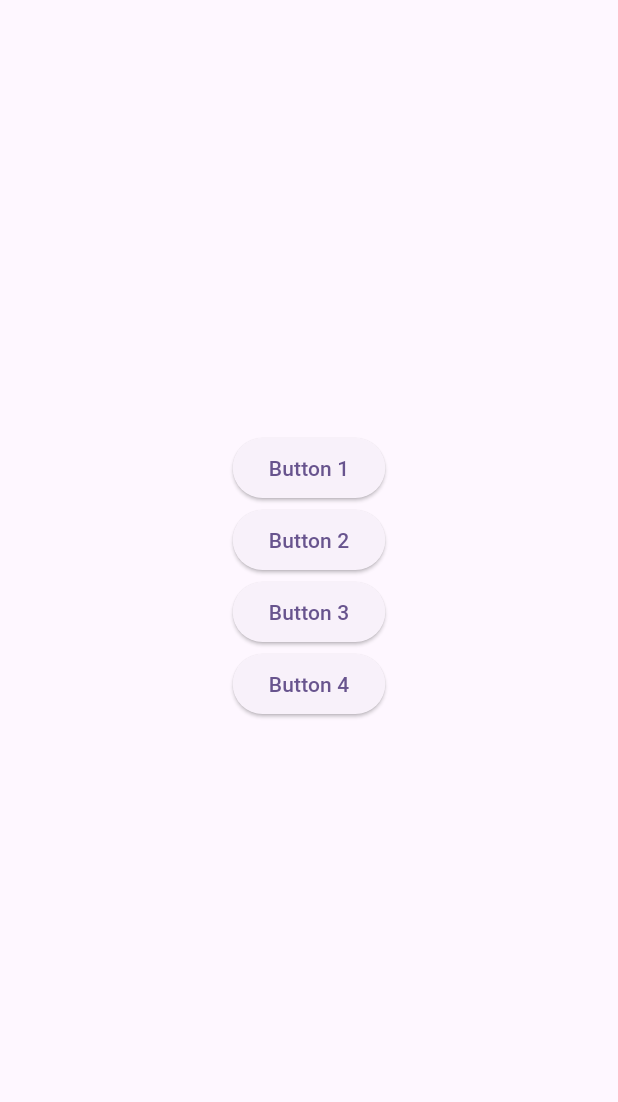
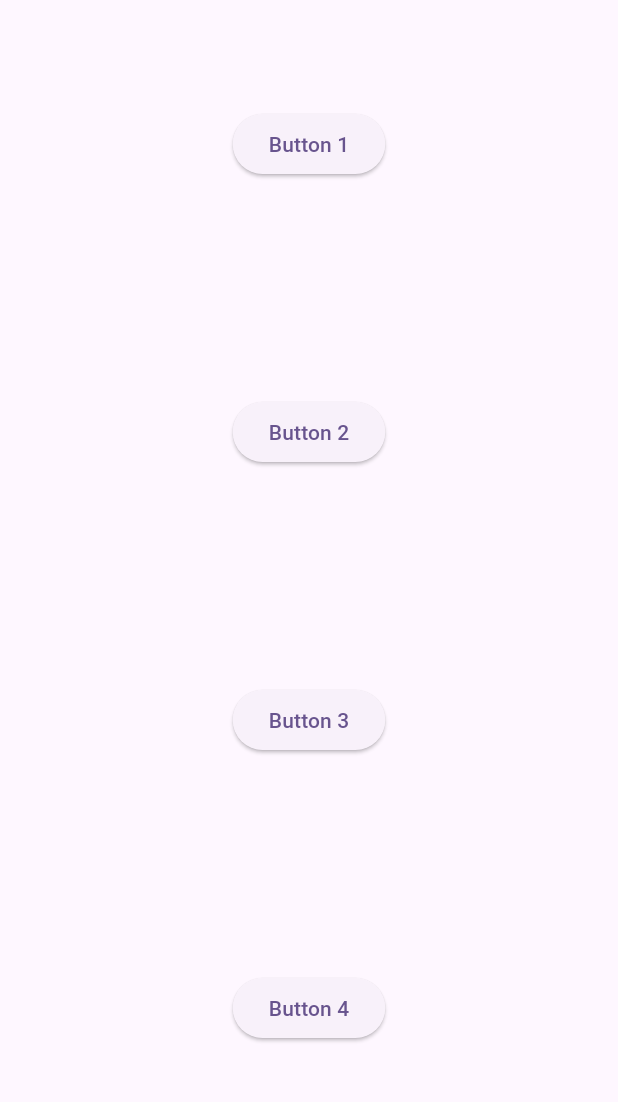
Before and after one commit to sliceofpizzaxd/my_cst2335_labs, a Flutter app: the screen it shows after launch, on a phone screen of 412 x 824 dp, the part 84-1186 px from its top. Run offline on Flutter 3.47's test engine with Material 3 defaults, Android fonts, the phone set to English and light mode, and no system bars.

```diff
--- a/lib/main.dart
+++ b/lib/main.dart
@@ -11,6 +11,7 @@ class MyApp extends StatelessWidget {
   @override
   Widget build(BuildContext context) {
     return MaterialApp(
+      debugShowCheckedModeBanner: false,
       title: 'Flutter Demo',
       theme: ThemeData(
         // This is the theme of your application.
@@ -55,7 +56,6 @@ class MyHomePage extends StatefulWidget {
 }
 
 class _MyHomePageState extends State<MyHomePage> {
-  var _counter = 0.0;
   var myFontSize = 30.0;
 
   @override
@@ -93,7 +93,7 @@ class _MyHomePageState extends State<MyHomePage> {
           // TRY THIS: Invoke "debug painting" (choose the "Toggle Debug Paint"
           // action in the IDE, or press "p" in the console), to see the
           // wireframe for each widget.
-          mainAxisAlignment: MainAxisAlignment.center,
+          mainAxisAlignment: MainAxisAlignment.spaceAround,
           children: <Widget>[
             ElevatedButton(onPressed: () {}, child: Text('Button 1')),
             ElevatedButton(onPressed: () {}, child: Text('Button 2')),
```
